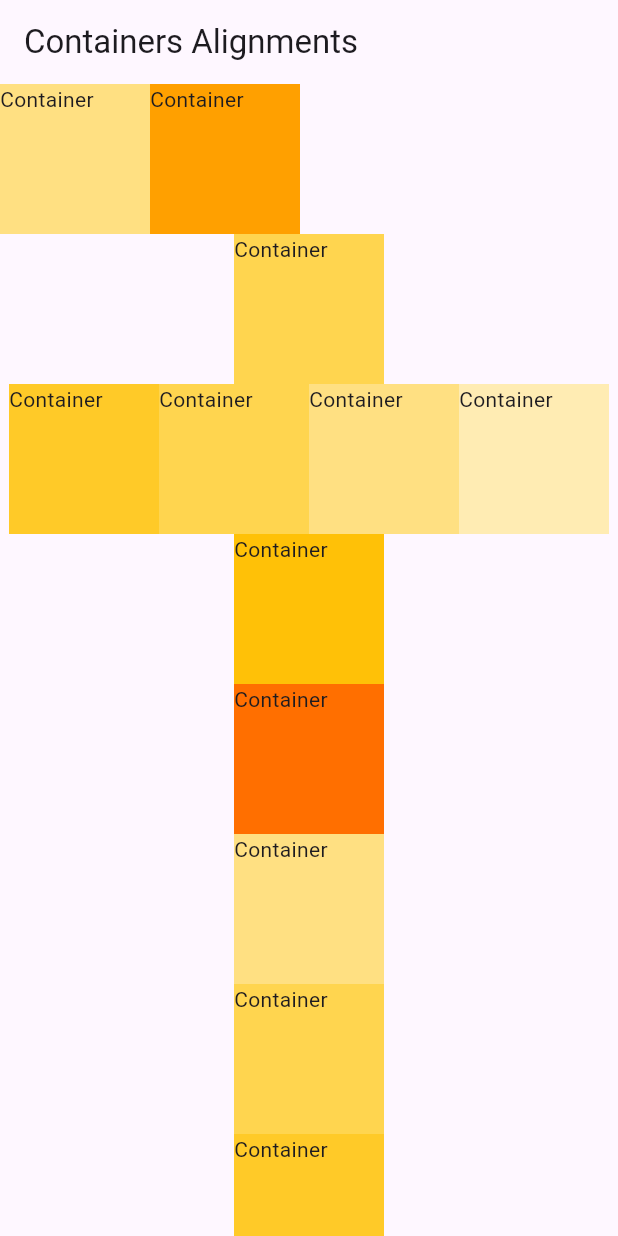
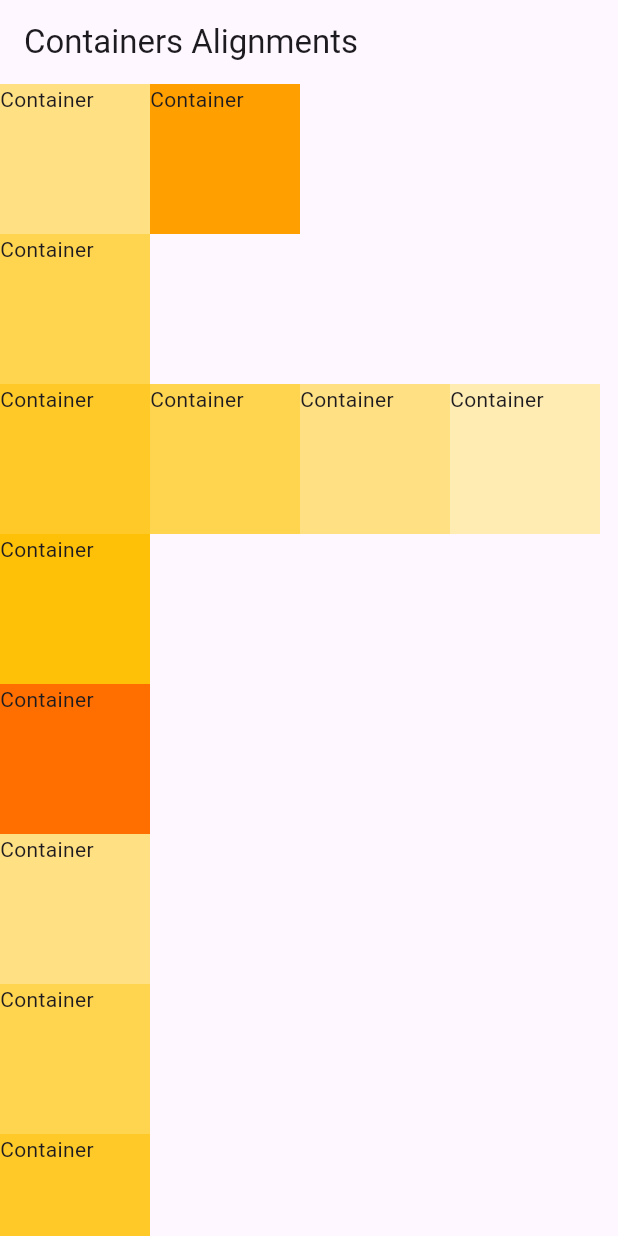
Before and after one commit to meetshaheer/flutter-containers-alignments, a Flutter app: the screen it shows after launch, on a phone screen of 412 x 824 dp. Run offline on Flutter 3.47's test engine with Material 3 defaults, Android fonts, the phone set to English and light mode, and no system bars.

Commit message:
covering rows and columns with Main Axis Alignments & Cross Axis Alignments.

```diff
--- a/containers_alignments/lib/constainers_alignmet.dart
+++ b/containers_alignments/lib/constainers_alignmet.dart
@@ -11,6 +11,10 @@ class constainers_alignmet extends StatelessWidget {
       ),
       body: SingleChildScrollView(
         child: Column(
+          // For Columns
+          // Main Axis Alignmet works top to bottom
+          // Cross Axis Alignment works left to right
+          crossAxisAlignment: CrossAxisAlignment.start,
           children: [
             Row(
               children: [
@@ -37,6 +41,7 @@ class constainers_alignmet extends StatelessWidget {
             SingleChildScrollView(
               scrollDirection: Axis.horizontal,
               child: Row(
+                mainAxisAlignment: MainAxisAlignment.start,
                 children: [
                   Container(
                     width: 100,
```
